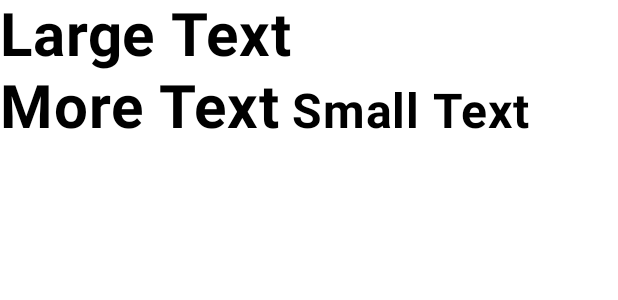
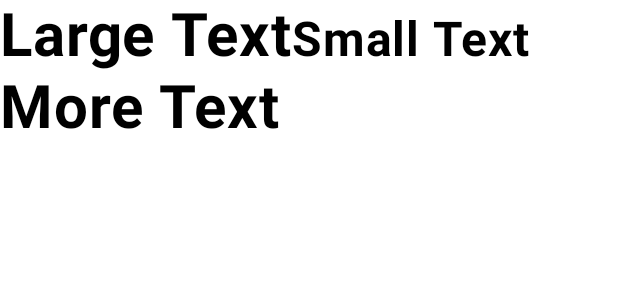
Before and after one commit to sake-2004/mobile_learning_lab3, an Android app built with Jetpack Compose: the @Preview function GreetingPreview, on a phone screen of 412 x 824 dp. Shown: the top 300 px of the screen. Run offline under Robolectric (Android 15) with nearby library versions, the phone set to English and light mode, and no system bars.

Commit message:
alignBy FirstBaseline

```diff
--- a/app/src/main/java/com/example/rowcoldemo/MainActivity.kt
+++ b/app/src/main/java/com/example/rowcoldemo/MainActivity.kt
@@ -25,6 +25,7 @@ import androidx.compose.ui.unit.dp
 import androidx.compose.ui.unit.sp
 import com.example.rowcoldemo.ui.theme.RowColDemoTheme
 import androidx.compose.ui.Alignment
+import androidx.compose.ui.layout.FirstBaseline
 import androidx.compose.ui.layout.LastBaseline
 
 class MainActivity : ComponentActivity() {
@@ -46,7 +47,7 @@ fun MainScreen(modifier: Modifier = Modifier) {
     Row {
         Text(
             text = "Large Text\n\nMore Text",
-            Modifier.alignBy(LastBaseline),
+            Modifier.alignBy(FirstBaseline),
             fontSize = 40.sp,
             fontWeight = FontWeight.Bold
         )
```
